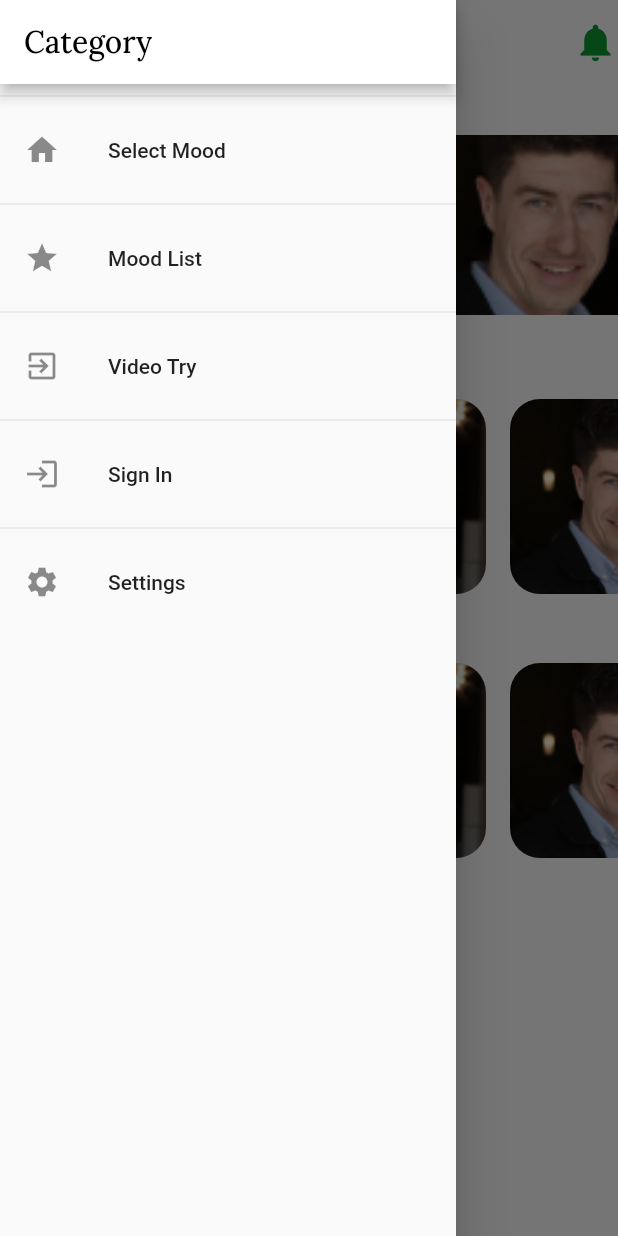
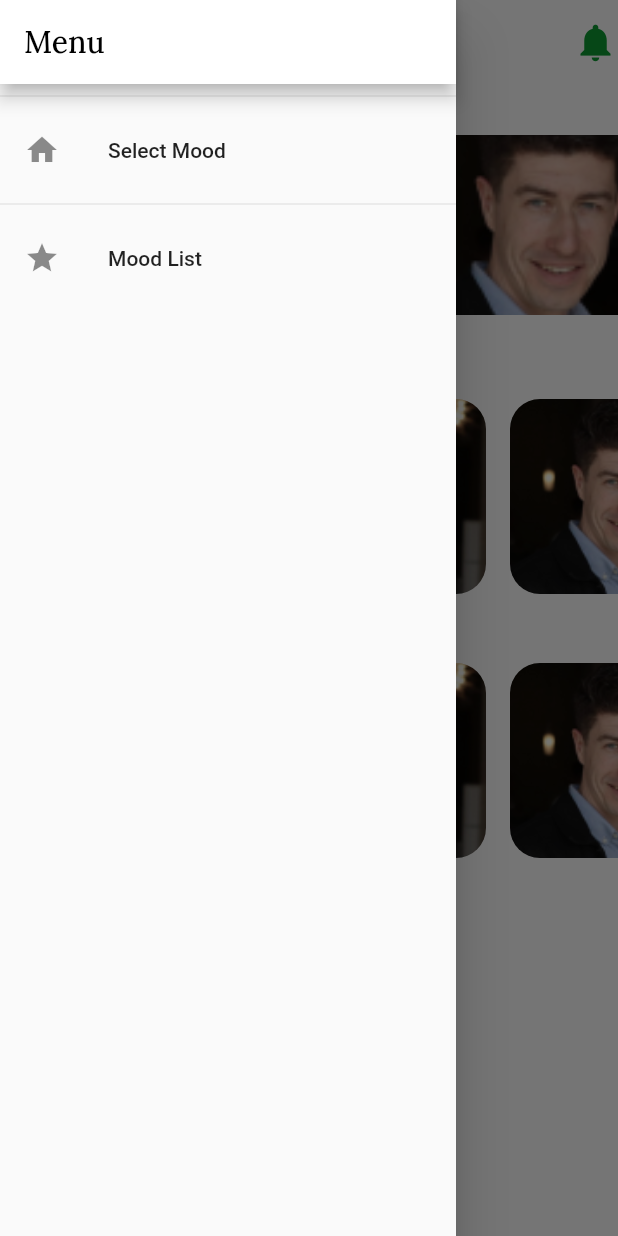
Before and after one commit to saifulislam68/ui, a Flutter app: the screen it shows after launch, with the side drawer open, on a phone screen of 412 x 824 dp. Run offline on Flutter 3.47's test engine with Material 2 defaults, Android fonts, the phone set to English and light mode, and no system bars; our stand-ins replace google_fonts, video_player.

Commit message:
all done

```diff
--- a/lib/design/Intro_content.dart
+++ b/lib/design/Intro_content.dart
@@ -1,5 +1,6 @@
 import 'package:flutter/material.dart';
 import 'package:ui/model/dummy_data.dart';
+import 'package:ui/video/video.dart';
 
 class IntroContent extends StatefulWidget {
   final Data? intro;
@@ -16,7 +17,12 @@ class _IntroContentState extends State<IntroContent> {
       padding: const EdgeInsets.all(8.0),
       child: Column(
         children: [
-          ClipRRect(
+          InkWell(
+            onTap: () {
+              Navigator.push(context,
+                  MaterialPageRoute(builder: ((context) => VideoApp())));
+            },
+            child: ClipRRect(
               borderRadius: BorderRadius.circular(20),
               child: Image.asset(
                 widget.intro?.assetImage ?? "",
@@ -25,6 +31,7 @@ class _IntroContentState extends State<IntroContent> {
                 fit: BoxFit.cover,
               ),
             ),
+          ),
         ],
       ),
     );
--- a/lib/design/app_drawer.dart
+++ b/lib/design/app_drawer.dart
@@ -13,8 +13,9 @@ class AppDrawer extends StatelessWidget {
       child: Column(
         children: <Widget>[
           AppBar(
+            elevation: 5,
             title: Text(
-              'Category',
+              'Menu',
               style: GoogleFonts.lora(color: Colors.black),
             ),
             backgroundColor: Colors.white,
@@ -42,35 +43,6 @@ class AppDrawer extends StatelessWidget {
               //     .pushReplacementNamed(OrdersScreen.routeName);
             },
           ),
-          const Divider(),
-          ListTile(
-            leading: const Icon(Icons.exit_to_app),
-            title: const Text('Video Try'),
-            onTap: () {
-              Navigator.push(context,
-                  MaterialPageRoute(builder: ((context) => VideoApp())));
-            },
-          ),
-          const Divider(),
-          ListTile(
-            leading: const Icon(Icons.login),
-            title: const Text('Sign In'),
-            onTap: () {
-              // Navigator.push(context,
-              //     MaterialPageRoute(builder: ((context) => const LoginPage())));
-            },
-          ),
-          const Divider(),
-          ListTile(
-            leading: const Icon(Icons.settings),
-            title: const Text('Settings'),
-            onTap: () {
-              // Navigator.push(
-              //     context,
-              //     MaterialPageRoute(
-              //         builder: ((context) => const SettingsScreen())));
-            },
-          ),
         ],
       ),
     );
--- a/lib/video/video.dart
+++ b/lib/video/video.dart
@@ -23,6 +23,7 @@ class _VideoAppState extends State<VideoApp> {
   @override
   Widget build(BuildContext context) {
     return Scaffold(
+      backgroundColor: Colors.black,
       body: Center(
         child: _controller.value.isInitialized
             ? AspectRatio(
--- a/pubspec.yaml
+++ b/pubspec.yaml
@@ -36,6 +36,8 @@ dependencies:
   cupertino_icons: ^1.0.2
   google_fonts: ^3.0.1
   video_player: ^2.4.5
+  flick_video_player: ^0.5.0
+  chewie: ^1.3.4
 
 dev_dependencies:
   flutter_test:
```
Also changed, not shown: pubspec.lock, 2 other files. Lines whose indentation alone changed are shown as unchanged.
